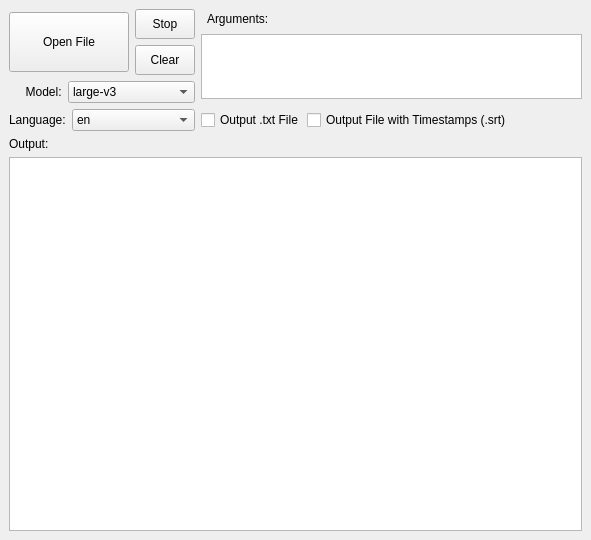
Qt form mainwindow.ui (mehtabmahir/easy-whisper-ui) before a commit.
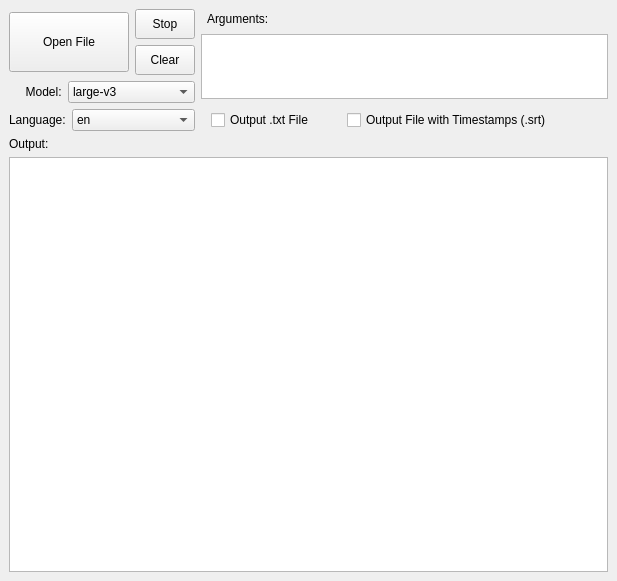
The same form after that commit.

Patch:
```diff
--- a/mainwindow.ui
+++ b/mainwindow.ui
@@ -6,8 +6,8 @@
    <rect>
     <x>0</x>
     <y>0</y>
-    <width>591</width>
-    <height>540</height>
+    <width>617</width>
+    <height>581</height>
    </rect>
   </property>
   <property name="sizePolicy">
@@ -337,7 +337,7 @@
         </property>
         <property name="maximumSize">
          <size>
-          <width>100</width>
+          <width>120</width>
           <height>16777215</height>
          </size>
         </property>
@@ -354,6 +354,12 @@
           <verstretch>0</verstretch>
          </sizepolicy>
         </property>
+        <property name="maximumSize">
+         <size>
+          <width>250</width>
+          <height>16777215</height>
+         </size>
+        </property>
         <property name="text">
          <string>Output File with Timestamps (.srt)</string>
         </property>
```
Left out of the diff: 94 changed lines with no effect on the pictures.
